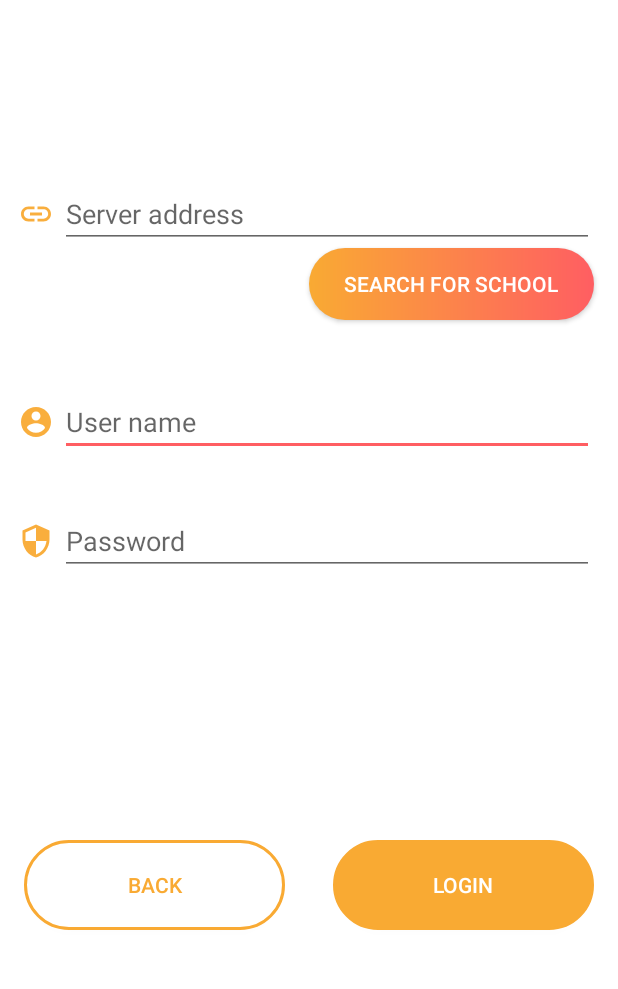
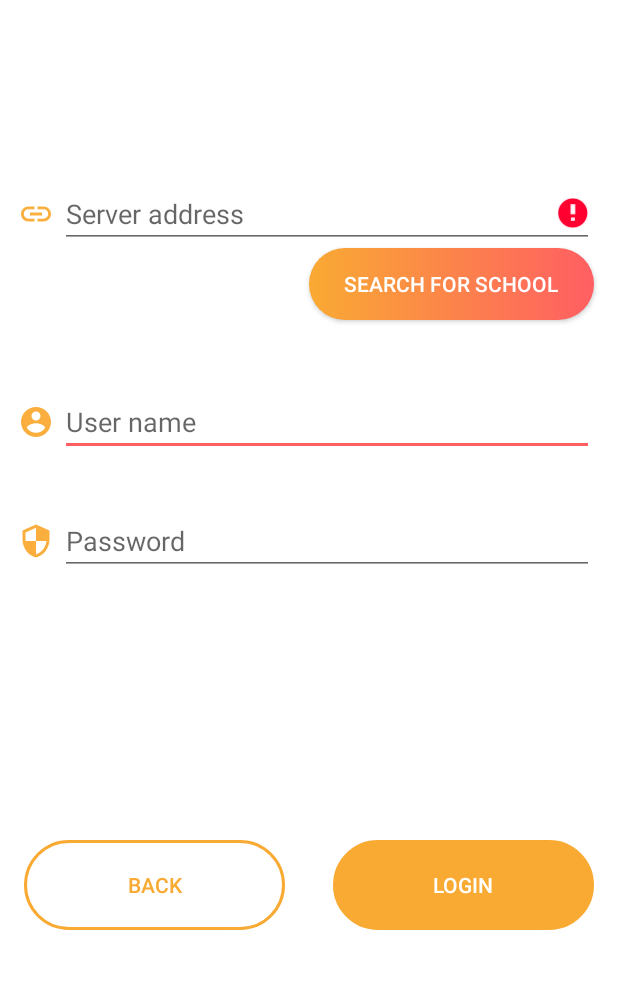
Before and after one commit to atOliverParkerMorgan/SmartBag, an Android app: the LoginActivity screen opened directly, with no data from a screen before it, after a tap on "LOGIN", on a phone screen of 412 x 824 dp, the part 244-1233 px from its top. Run offline under Robolectric (Android 15) with nearby library versions, the light colour scheme and no system bars; our stand-ins replace Volley; 1 statement that could not run was skipped.

Commit message:
login success screen added

```diff
--- a/app/src/main/AndroidManifest.xml
+++ b/app/src/main/AndroidManifest.xml
@@ -52,6 +52,9 @@
         <activity
             android:name=".Activities.Settings">
         </activity>
+        <activity
+            android:name=".Activities.SuccessfulLogin">
+        </activity>
         <!-- Sample AdMob App ID: ca-app-pub-3940256099942544~3347511713 -->
         <meta-data
             android:name="com.google.android.gms.ads.APPLICATION_ID"
--- a/app/src/main/java/com/olivermorgan/ontime/main/Activities/LoginActivity.java
+++ b/app/src/main/java/com/olivermorgan/ontime/main/Activities/LoginActivity.java
@@ -87,6 +87,11 @@ public class LoginActivity extends AppCompatActivity {
         back.setOnClickListener(v -> startActivity(new Intent(LoginActivity.this, Settings.class)));
 
         login.setOnClickListener(v -> {
+            progressBar.setVisibility(View.VISIBLE);
+            login.setVisibility(View.INVISIBLE);
+            back.setVisibility(View.INVISIBLE);
+            login.setClickable(false);
+            back.setClickable(false);
 
             // save user input
            final String passwordText = password.getText().toString();
@@ -101,31 +106,31 @@ public class LoginActivity extends AppCompatActivity {
 
            loginLogic.getLogin().login(urlTextValidated,usernameText,passwordText, (code) -> {
                 if (code == Login.SUCCESS) {
-                    Intent intent = new Intent(this, MainActivity.class);
+                    Intent intent = new Intent(this, SuccessfulLogin.class);
                     startActivity(intent);
                     finish();
+                    overridePendingTransition(R.anim.fade_out, R.anim.fade_in);
                     return;
                 }
                 login.setEnabled(true);
                 progressBar.setVisibility(View.GONE);
                 if (code == Login.WRONG_LOGIN) {
-                    //usernameText.setError(" ");
-                    //passwordText.setError(getText(R.string.invalid_login));
-                    Toast.makeText(this, "Error Invalid Login",Toast.LENGTH_LONG).show();
+                    resetButton(progressBar,login, back);
+                    username.setError(getText(R.string.invalid_login));
+                    password.setError(getText(R.string.invalid_login));
                 }
                 if (code == Login.SERVER_UNREACHABLE) {
-                   // twMessage.setText(R.string.unreachable);
-                   // tilURL.setError(" ");
-                    Toast.makeText(this, "Error 1",Toast.LENGTH_LONG).show();
+                    resetButton(progressBar,login, back);
+                    serverAddress.setError(getText(R.string.sever_unreachable));
                 }
                 if (code == Login.UNEXPECTER_RESPONSE) {
-                   // tilURL.setError(getText(R.string.unexpected_response));
-                    Toast.makeText(this, "Error 2",Toast.LENGTH_LONG).show();
+                    resetButton(progressBar,login, back);
+                    serverAddress.setError(getText(R.string.unexpected_response));
                 }
                 if (code == Login.ROZVRH_DISABLED) {
-                  //  tilURL.setError(" ");
-                   // twMessage.setText(R.string.schedule_disabled);
-                    Toast.makeText(this, "Error 3",Toast.LENGTH_LONG).show();
+                    resetButton(progressBar,login, back);
+                    serverAddress.setError(getText(R.string.disabled_servises));
+
                 }
 
             });
@@ -135,12 +140,13 @@ public class LoginActivity extends AppCompatActivity {
         });
 
     }
-    public void resetLoginView(ProgressBar progressBar, Button login, Button back){
+
+    public void resetButton(ProgressBar progressBar, Button login, Button back){
         progressBar.setVisibility(View.INVISIBLE);
+        login.setVisibility(View.VISIBLE);
+        back.setVisibility(View.VISIBLE);
         login.setClickable(true);
         back.setClickable(true);
-        login.setVisibility(View.VISIBLE);
-        back.setVisibility(View.VISIBLE);
     }
 
 }
--- a/app/src/main/java/com/olivermorgan/ontime/main/Activities/Settings.java
+++ b/app/src/main/java/com/olivermorgan/ontime/main/Activities/Settings.java
@@ -66,7 +66,6 @@ public class Settings extends AppCompatActivity{
             }
             Intent intent = new Intent(getApplicationContext(), Settings.class);
             startActivity(intent);
-            finish();
         });
 
         @SuppressLint("UseSwitchCompatOrMaterialCode") Switch weekendOn = findViewById(R.id.deleteSundayAndSaturdaySwitch);
--- /dev/null
+++ b/app/src/main/res/anim/fade_in.xml
@@ -0,0 +1,6 @@
+<set xmlns:android="http://schemas.android.com/apk/res/android"
+    android:fillAfter="true">
+    <alpha android:fromAlpha="1.0"
+        android:toAlpha="0.0"
+        android:duration="500"/> //Time in milliseconds
+</set>
--- /dev/null
+++ b/app/src/main/res/anim/fade_out.xml
@@ -0,0 +1,6 @@
+<set xmlns:android="http://schemas.android.com/apk/res/android"
+    android:fillAfter="true">
+    <alpha android:fromAlpha="0.0"
+        android:toAlpha="1.0"
+        android:duration="500"/>
+</set>
--- /dev/null
+++ b/app/src/main/res/layout/activity_setup_bakalari.xml
@@ -0,0 +1,6 @@
+<?xml version="1.0" encoding="utf-8"?>
+<androidx.constraintlayout.widget.ConstraintLayout
+    xmlns:android="http://schemas.android.com/apk/res/android" android:layout_width="match_parent"
+    android:layout_height="match_parent">
+
+</androidx.constraintlayout.widget.ConstraintLayout>
--- a/app/src/main/res/values/strings.xml
+++ b/app/src/main/res/values/strings.xml
@@ -123,5 +123,10 @@
      <string name="user_logged_in">User %1$s is now logged in.</string>
      <string name="willShowWeek">Will show items for Saturday and Sunday</string>
      <string name="willShowWeekNot">Will show not items for Saturday and Sunday</string>
-
+     <string name="success">SUCCESS</string>
+     <string name="subTextSuccess">You have successfully logged into your Bakaláři account</string>
+     <string name="unexpected_response">Oops something went wrong. We got an unexpected response.</string>
+     <string name="invalid_login">Oops your username or password is incorrect</string>
+     <string name="sever_unreachable">The servers are unreachable. Check your school address.</string>
+     <string name="disabled_servises">The servises this app needs are unavailable</string>
  </resources>
```
Also changed, not shown: app/src/main/java/com/olivermorgan/ontime/main/Activities/SuccessfulLogin.java (added, +25 -0 lines), app/src/main/res/layout/activity_successful_login.xml (added, +78 -0 lines), app/src/main/res/layout/success_activity.xml (deleted, +0 -54 lines), app/src/main/res/drawable-hdpi/tick.png (added), 1 other file.
